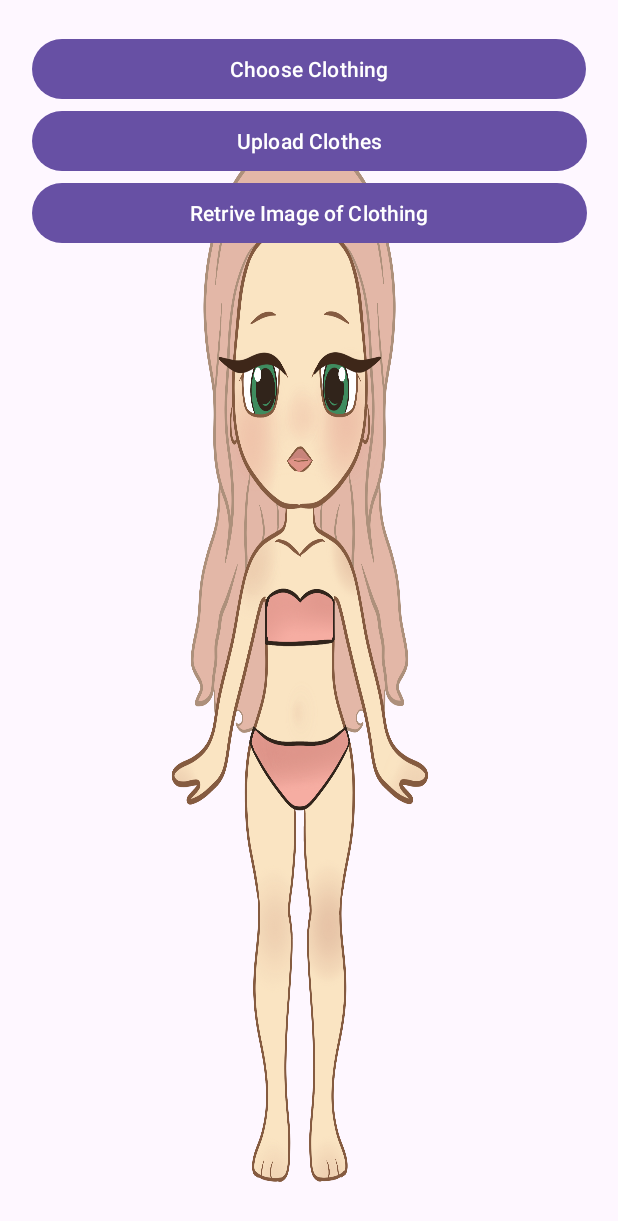
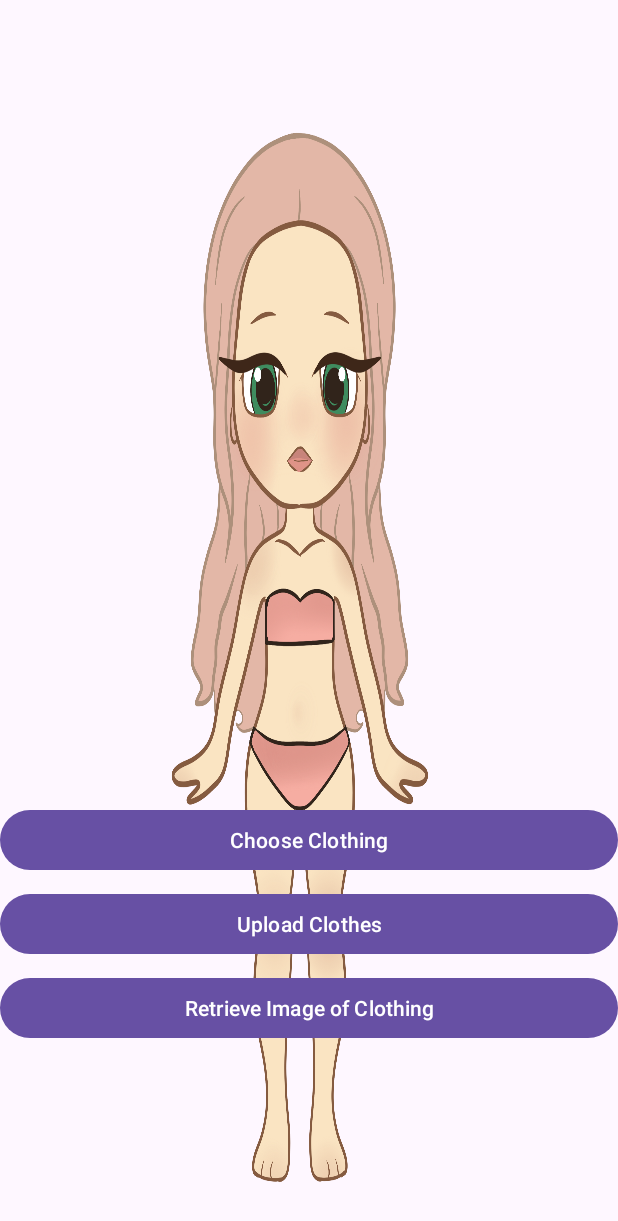
Before and after one commit to ZeeEms/LastHope, an Android app: the screen it shows after launch (MainActivity), on a phone screen of 412 x 824 dp. Shown: the top 1221 px of the screen. Run offline under Robolectric (Android 15) with nearby library versions, the phone set to English and light mode, and no system bars; our stand-ins replace Firebase (no records; nobody signed in at launch, a user with empty details on screens opened directly).

Commit message:
LETS GOOOO

```diff
--- a/app/src/main/java/com/example/newhope/MainActivity.kt
+++ b/app/src/main/java/com/example/newhope/MainActivity.kt
@@ -1,5 +1,6 @@
 package com.example.newhope
 
+import android.annotation.SuppressLint
 import android.app.ProgressDialog
 import android.content.Intent
 import android.graphics.Bitmap
@@ -25,6 +26,7 @@ class MainActivity : AppCompatActivity() {
     var fileUri : Uri? = null
 
 
+    @SuppressLint("MissingInflatedId")
     override fun onCreate(savedInstanceState: Bundle?) {
         super.onCreate(savedInstanceState)
         setContentView(R.layout.activity_main)
@@ -57,7 +59,7 @@ class MainActivity : AppCompatActivity() {
     }
     override fun onActivityResult(requestCode: Int, resultCode: Int, data: Intent?){
         super.onActivityResult(requestCode, resultCode, data)
-        if(requestCode == 0 && requestCode == RESULT_OK && data != null && data.data != null){
+        if(requestCode == 0 && resultCode == RESULT_OK && data != null && data.data != null){
             fileUri = data.data
             try {
                 val bitmap: Bitmap = MediaStore.Images.Media.getBitmap(contentResolver, fileUri)
@@ -74,8 +76,8 @@ class MainActivity : AppCompatActivity() {
             progressDialog.setMessage("Processing...")
             progressDialog.show()
 
-            val ref: StorageReference = FirebaseStorage.getInstance().getReference()
-                .child(UUID.randomUUID().toString())
+            val storage = FirebaseStorage.getInstance("gs://dresses-29e6f.appspot.com")
+            val ref: StorageReference = storage.getReference().child("images/" + UUID.randomUUID().toString())
             ref.putFile(fileUri!!).addOnSuccessListener {
                 progressDialog.dismiss()
                 Toast.makeText(applicationContext, "file Uploaded Successfully", Toast.LENGTH_LONG).show()
@@ -85,15 +87,16 @@ class MainActivity : AppCompatActivity() {
         }
     }
     fun retrive_image() {
-        val storageReference: StorageReference = FirebaseStorage.getInstance().reference
-        val image_refrance: StorageReference = storageReference.child("images")
+        val storage = FirebaseStorage.getInstance("gs://dresses-29e6f.appspot.com")
+        val storageReference: StorageReference = storage.reference
+        val image_refrence: StorageReference = storageReference.child("images")
 
         val progressDialog = ProgressDialog(this)
         progressDialog.setTitle("Retriving Image...")
         progressDialog.setMessage("Processing...")
         progressDialog.show()
 
-        image_refrance.downloadUrl.addOnSuccessListener { uri: Uri ->
+        image_refrence.downloadUrl.addOnSuccessListener { uri: Uri ->
 
             Glide.with(this@MainActivity)
                 .load(uri)
--- a/app/src/main/res/layout/activity_main.xml
+++ b/app/src/main/res/layout/activity_main.xml
@@ -7,41 +7,48 @@
     android:background="@drawable/background_girl"
     tools:context=".MainActivity">
 
-    <LinearLayout
-        android:layout_width="403dp"
-        android:layout_height="172dp"
-        android:gravity="center"
-        android:orientation="vertical"
-        app:layout_constraintBottom_toBottomOf="parent"
-        app:layout_constraintEnd_toEndOf="parent"
-        app:layout_constraintStart_toStartOf="parent"
-        app:layout_constraintTop_toTopOf="parent"
-        app:layout_constraintVertical_bias="0.0"
-        tools:ignore="MissingConstraints">
-
     <ImageView
         android:id="@+id/image_view"
-            android:layout_width="wrap_content"
-            android:layout_height="wrap_content"
-            android:layout_margin="8dp" />
+        android:layout_width="0dp"
+        android:layout_height="200dp"
+        android:layout_marginTop="320dp"
+        app:layout_constraintEnd_toEndOf="parent"
+        app:layout_constraintHorizontal_bias="0.0"
+        app:layout_constraintStart_toStartOf="parent"
+        app:layout_constraintTop_toTopOf="parent" />
 
     <Button
         android:id="@+id/choose_image"
-            android:layout_width="369dp"
+        android:layout_width="0dp"
         android:layout_height="wrap_content"
-            android:text="Choose Clothing" />
+        android:text="Choose Clothing"
+        app:layout_constraintTop_toBottomOf="@id/image_view"
+        app:layout_constraintStart_toStartOf="parent"
+        app:layout_constraintEnd_toEndOf="parent"
+        android:layout_marginTop="16dp"/>
 
     <Button
         android:id="@+id/upload_image"
-            android:layout_width="370dp"
+        android:layout_width="0dp"
         android:layout_height="wrap_content"
-            android:text="Upload Clothes" />
+        android:text="Upload Clothes"
+        app:layout_constraintTop_toBottomOf="@id/choose_image"
+        app:layout_constraintStart_toStartOf="parent"
+        app:layout_constraintEnd_toEndOf="parent"
+        android:layout_marginTop="8dp"/>
 
     <Button
         android:id="@+id/retrive_image"
-            android:layout_width="370dp"
+        android:layout_width="0dp"
         android:layout_height="wrap_content"
-            android:text="Retrive Image of Clothing" />
-    </LinearLayout>
+        android:layout_marginTop="8dp"
+        android:layout_marginBottom="16dp"
+        android:text="Retrieve Image of Clothing"
+        app:layout_constraintBottom_toBottomOf="parent"
+        app:layout_constraintEnd_toEndOf="parent"
+        app:layout_constraintHorizontal_bias="0.0"
+        app:layout_constraintStart_toStartOf="parent"
+        app:layout_constraintTop_toBottomOf="@id/upload_image"
+        app:layout_constraintVertical_bias="0.0" />
 
 </androidx.constraintlayout.widget.ConstraintLayout>
```
Lines whose indentation alone changed are shown as unchanged.
